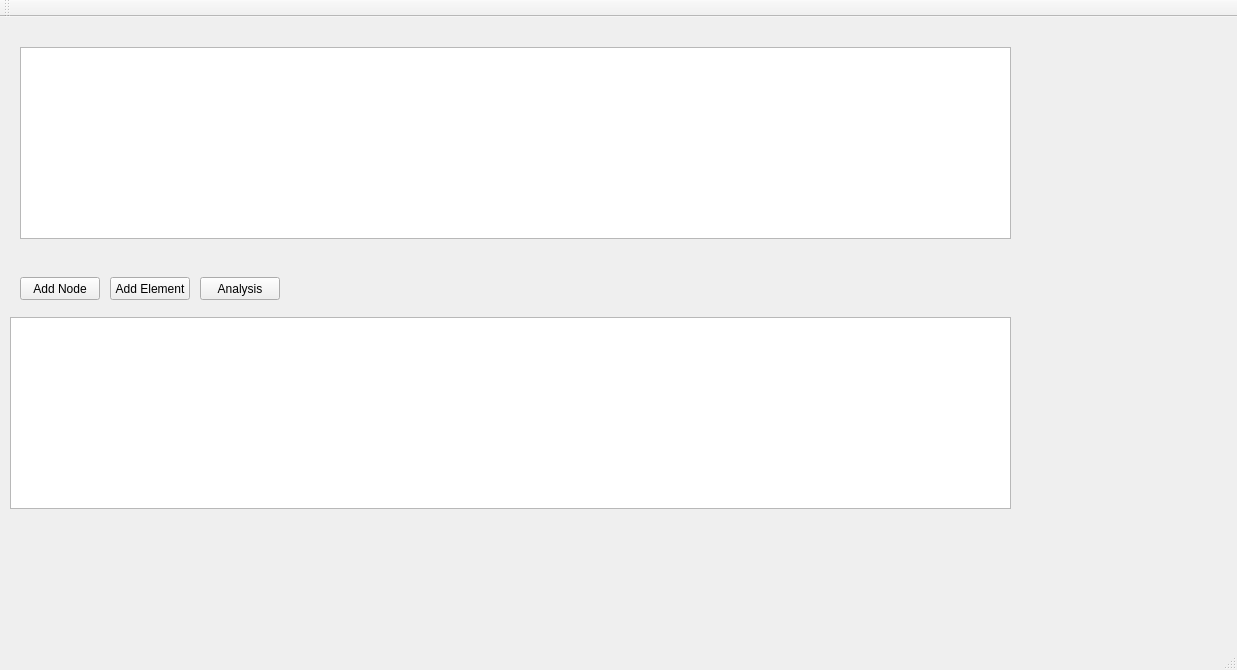
Kojirion/QPlum, file mainwindow.ui: the form before one commit.
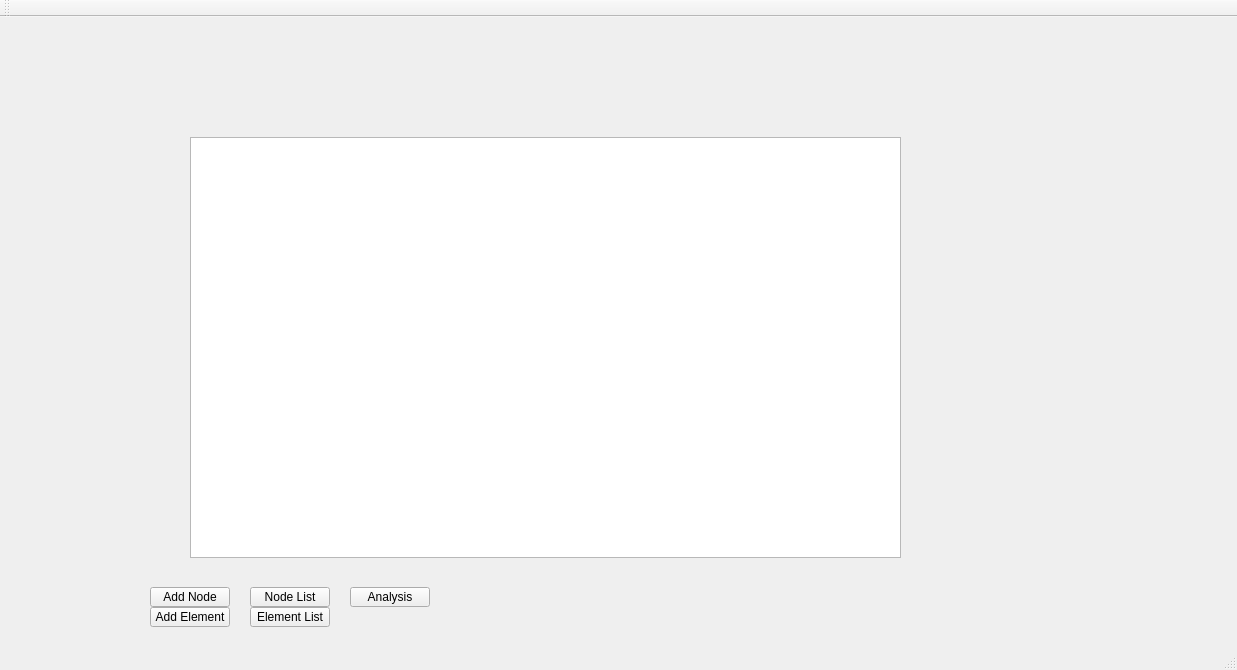
The form after the commit.

What changed in the file:
```diff
--- a/mainwindow.ui
+++ b/mainwindow.ui
@@ -14,65 +14,81 @@
    <string>MainWindow</string>
   </property>
   <widget class="QWidget" name="centralWidget">
+   <widget class="QGraphicsView" name="graphicsView">
+    <property name="geometry">
+     <rect>
+      <x>190</x>
+      <y>120</y>
+      <width>711</width>
+      <height>421</height>
+     </rect>
+    </property>
+   </widget>
    <widget class="QPushButton" name="addNodeButton">
     <property name="geometry">
      <rect>
-      <x>20</x>
-      <y>260</y>
+      <x>150</x>
+      <y>570</y>
       <width>80</width>
-      <height>23</height>
+      <height>20</height>
      </rect>
     </property>
     <property name="text">
      <string>Add Node</string>
     </property>
    </widget>
+   <widget class="QPushButton" name="nodeListButton">
+    <property name="geometry">
+     <rect>
+      <x>250</x>
+      <y>570</y>
+      <width>80</width>
+      <height>20</height>
+     </rect>
+    </property>
+    <property name="text">
+     <string>Node List</string>
+    </property>
+   </widget>
    <widget class="QPushButton" name="analysisButton">
     <property name="geometry">
      <rect>
-      <x>200</x>
-      <y>260</y>
+      <x>350</x>
+      <y>570</y>
       <width>80</width>
-      <height>23</height>
+      <height>20</height>
      </rect>
     </property>
     <property name="text">
      <string>Analysis</string>
     </property>
    </widget>
-   <widget class="QTableView" name="nodeView">
-    <property name="geometry">
-     <rect>
-      <x>20</x>
-      <y>30</y>
-      <width>991</width>
-      <height>192</height>
-     </rect>
-    </property>
-   </widget>
-   <widget class="QTableView" name="elementView">
-    <property name="geometry">
-     <rect>
-      <x>10</x>
-      <y>300</y>
-      <width>1001</width>
-      <height>192</height>
-     </rect>
-    </property>
-   </widget>
    <widget class="QPushButton" name="addElementButton">
     <property name="geometry">
      <rect>
-      <x>110</x>
-      <y>260</y>
+      <x>150</x>
+      <y>590</y>
       <width>80</width>
-      <height>23</height>
+      <height>20</height>
      </rect>
     </property>
     <property name="text">
      <string>Add Element</string>
     </property>
    </widget>
+   <widget class="QPushButton" name="elementListButton">
+    <property name="geometry">
+     <rect>
+      <x>250</x>
+      <y>590</y>
+      <width>80</width>
+      <height>20</height>
+     </rect>
+    </property>
+    <property name="text">
+     <string>Element List</string>
+    </property>
+   </widget>
   </widget>
   <widget class="QMenuBar" name="menuBar">
    <property name="geometry">
```
